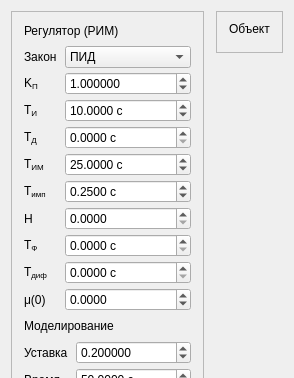
Qt form ui/tabs/rim-tab.ui (VadmanBat/Irbis) before a commit; both pictures show x 0 to 294 and y 0 to 378 of the 294 by 562 pixel window.
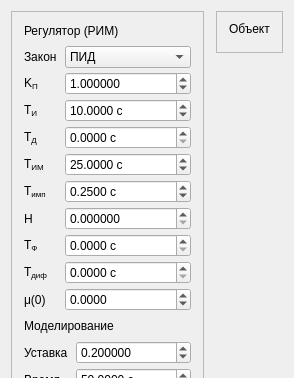
The same form after that commit. Custom widgets are drawn as their Qt base class.

Patch:
```diff
--- a/ui/tabs/rim-tab.ui
+++ b/ui/tabs/rim-tab.ui
@@ -334,13 +334,13 @@
              <string>Зона нечувствительности</string>
             </property>
             <property name="decimals">
-             <number>4</number>
+             <number>6</number>
             </property>
             <property name="minimum">
              <double>0</double>
             </property>
             <property name="maximum">
-             <double>1</double>
+             <double>1000000</double>
             </property>
             <property name="value">
              <double>0</double>
```
Left out of the diff: 6 changed lines with no effect on the pictures.
